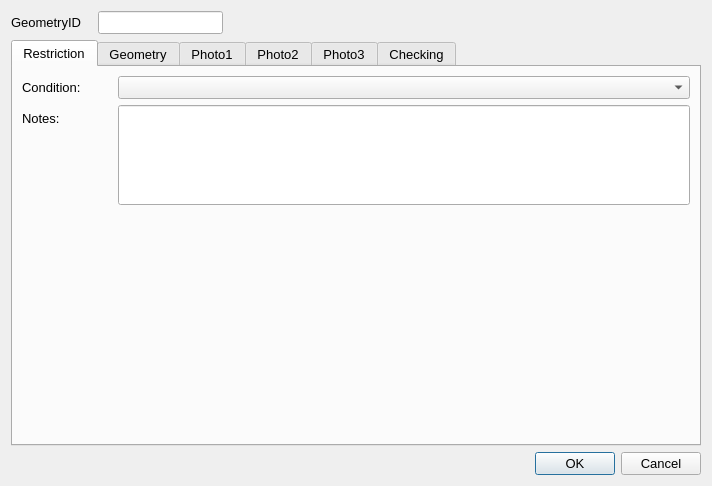
Before: the Qt Designer form ui/Postboxes.ui in tlh22/demandForm, drawn with Qt 5.
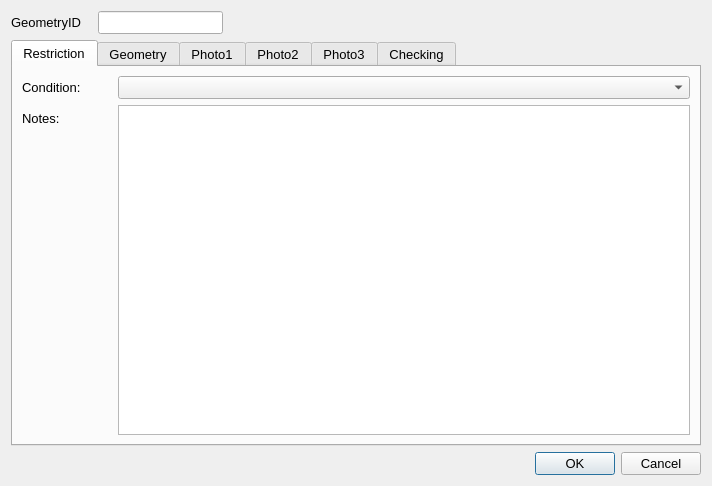
After: the same form once the commit is applied. Icons and pictures are not drawn.

Diff of the .ui file:
```diff
--- a/ui/Postboxes.ui
+++ b/ui/Postboxes.ui
@@ -136,17 +136,7 @@
         </widget>
        </item>
        <item row="6" column="1">
-        <widget class="QLineEdit" name="Notes">
-         <property name="minimumSize">
-          <size>
-           <width>0</width>
-           <height>100</height>
-          </size>
-         </property>
-         <property name="alignment">
-          <set>Qt::AlignLeading|Qt::AlignLeft|Qt::AlignTop</set>
-         </property>
-        </widget>
+        <widget class="QTextEdit" name="Notes"/>
        </item>
       </layout>
      </widget>
```
